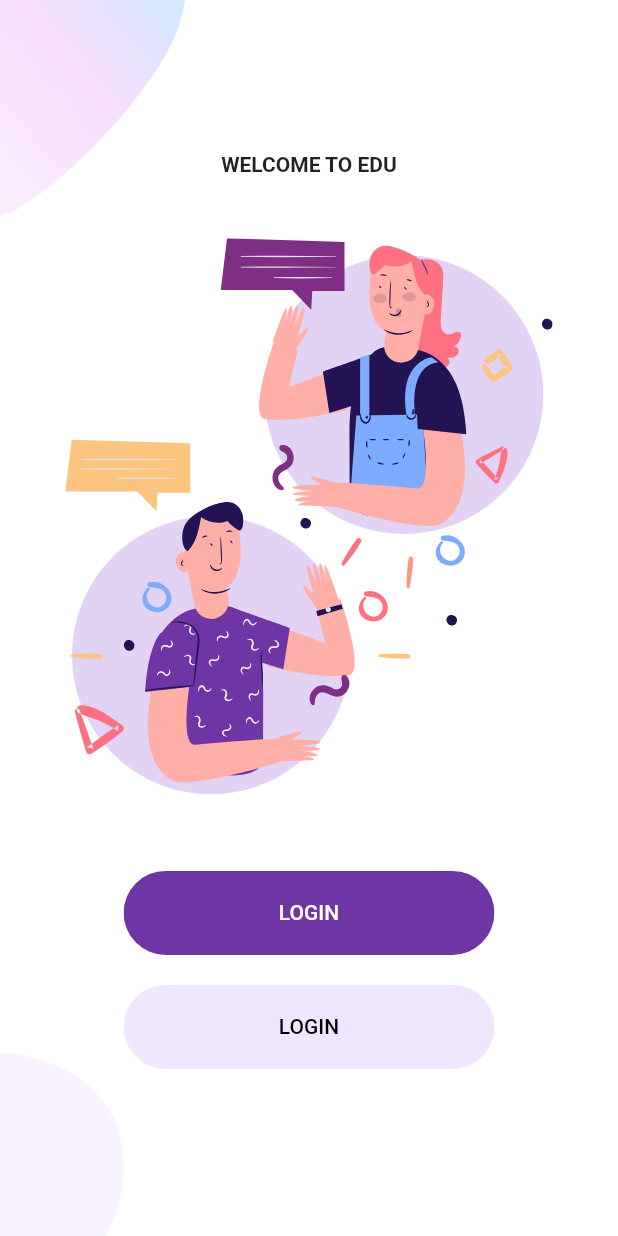
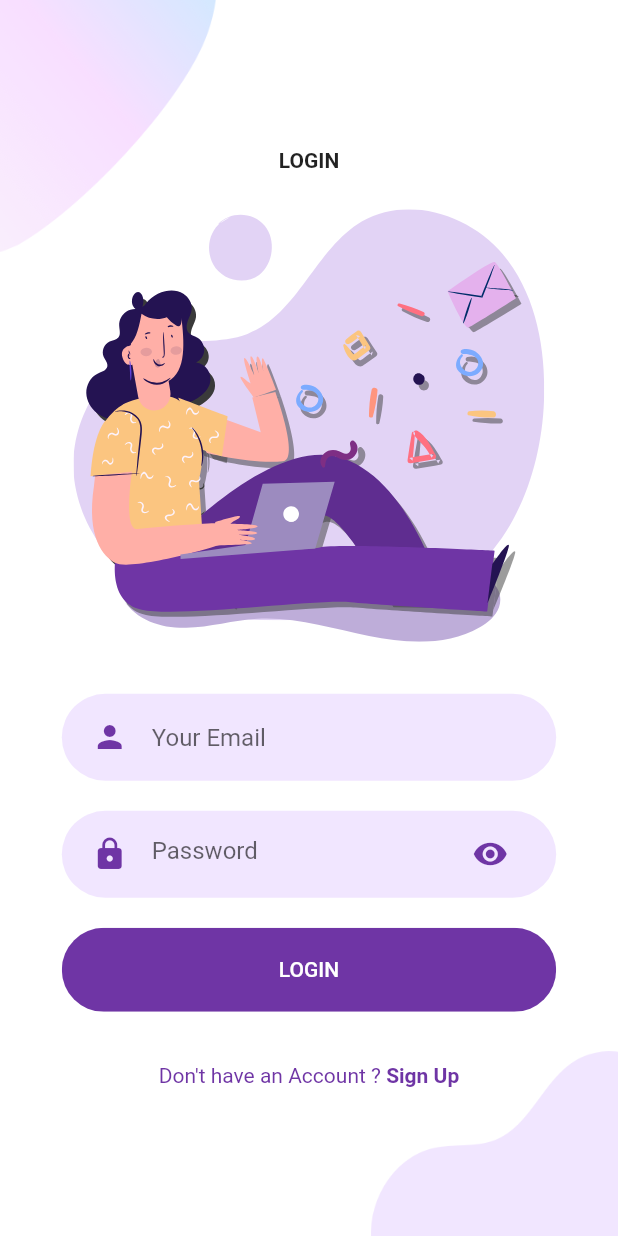
Before and after one commit to quangcv1/flutter_welcome_login_signup, a Flutter app: the screen it shows after launch, after a tap on "LOGIN", on a phone screen of 412 x 824 dp. Run offline on Flutter 3.47's test engine with Material 2 defaults, Android fonts, the phone set to English and light mode, and no system bars; our stand-ins replace flutter_svg.

Commit message:
Commit version 1.0 LoginScreen

```diff
--- /dev/null
+++ b/lib/Screens/Login/Components/background.dart
@@ -0,0 +1,41 @@
+import 'package:flutter/material.dart';
+
+class Background extends StatelessWidget {
+  final Widget child;
+
+  const Background({
+    Key key,
+    @required this.child,
+  }) : super(key: key);
+
+  @override
+  Widget build(BuildContext context) {
+    Size size = MediaQuery.of(context).size;
+    return Container(
+      height: size.height,
+      width: double.infinity,
+      child: Stack(
+        alignment: Alignment.center,
+        children: [
+          Positioned(
+            top: 0.0,
+            left: 0.0,
+            child: Image.asset(
+              "assets/images/main_top.png",
+              width: size.width * 0.35,
+            ),
+          ),
+          Positioned(
+            bottom: 0.0,
+            right: 0.0,
+            child: Image.asset(
+              "assets/images/login_bottom.png",
+              width: size.width * 0.4,
+            ),
+          ),
+          child,
+        ],
+      ),
+    );
+  }
+}
--- /dev/null
+++ b/lib/Screens/Login/Components/body.dart
@@ -0,0 +1,65 @@
+import 'package:flutter/material.dart';
+import 'package:flutter/services.dart';
+import 'package:flutter_svg/flutter_svg.dart';
+import 'package:welcome_login_signup/components/already_have_an_account_check.dart';
+import 'package:welcome_login_signup/components/rounded_button.dart';
+import 'package:welcome_login_signup/components/rounded_input_field.dart';
+import 'package:welcome_login_signup/components/rounded_password_field.dart';
+import 'package:welcome_login_signup/components/text_field_container.dart';
+import 'package:welcome_login_signup/constants.dart';
+
+import 'background.dart';
+
+class Body extends StatelessWidget {
+  const Body({
+    Key key,
+  }) : super(key: key);
+
+  @override
+  Widget build(BuildContext context) {
+    Size size = MediaQuery.of(context).size;
+    return Background(
+      child: SingleChildScrollView(
+        child: Column(
+          mainAxisAlignment: MainAxisAlignment.center,
+          children: [
+            Text(
+              "LOGIN",
+              style: TextStyle(
+                fontWeight: FontWeight.bold,
+              ),
+            ),
+            SizedBox(
+              height: size.height * 0.03,
+            ),
+            SvgPicture.asset(
+              'assets/icons/login.svg',
+              height: size.height * 0.35,
+            ),
+            SizedBox(
+              height: size.height * 0.03,
+            ),
+            RoundedInputField(
+              hintText: "Your Email",
+              icon: Icons.person,
+              onChanged: (value) {},
+            ),
+            RoundedPasswordField(
+              onChange: (value) {},
+            ),
+            RoundedButton(
+              text: "LOGIN",
+              press: () {},
+            ),
+            SizedBox(
+              height: size.height * 0.03,
+            ),
+            AlreadyHaveAccountCheck(
+              press: () {},
+            )
+          ],
+        ),
+      ),
+    );
+  }
+}
--- a/lib/Screens/Login/login_screen.dart
+++ b/lib/Screens/Login/login_screen.dart
@@ -1,8 +1,13 @@
 import 'package:flutter/material.dart';
+
+import 'Components/body.dart';
 
 class LoginScreen extends StatelessWidget {
   @override
   Widget build(BuildContext context) {
-    return Scaffold();
+    Size size = MediaQuery.of(context).size;
+    return Scaffold(
+      body: Body(),
+    );
   }
 }
--- a/lib/Screens/Welcome/Components/body.dart
+++ b/lib/Screens/Welcome/Components/body.dart
@@ -1,5 +1,6 @@
 import 'package:flutter/material.dart';
 import 'package:flutter_svg/flutter_svg.dart';
+import 'package:welcome_login_signup/Screens/Login/login_screen.dart';
 import 'package:welcome_login_signup/components/rounded_button.dart';
 import 'package:welcome_login_signup/constants.dart';
 
@@ -33,10 +34,19 @@ class Body extends StatelessWidget {
             RoundedButton(
               text: "LOGIN",
               color: kPrimaryColor,
-              press: () {},
+              press: () {
+                Navigator.push(
+                  context,
+                  MaterialPageRoute(
+                    builder: (context) {
+                      return LoginScreen();
+                    },
+                  ),
+                );
+              },
             ),
             RoundedButton(
-              text: "LOGIN",
+              text: "SIGNUP",
               color: kPrimaryLightColor,
               textColor: Colors.black,
               press: () {},
--- /dev/null
+++ b/lib/components/already_have_an_account_check.dart
@@ -0,0 +1,34 @@
+import 'package:flutter/material.dart';
+
+import '../constants.dart';
+
+class AlreadyHaveAccountCheck extends StatelessWidget {
+  final bool login;
+  final Function press;
+
+  const AlreadyHaveAccountCheck({
+    Key key,
+    this.login = true,
+    this.press,
+  }) : super(key: key);
+
+  @override
+  Widget build(BuildContext context) {
+    return Row(
+      mainAxisAlignment: MainAxisAlignment.center,
+      children: [
+        Text(
+          login ? "Don't have an Account ? " : "Already have an Account",
+          style: TextStyle(color: kPrimaryColor),
+        ),
+        GestureDetector(
+          onTap: press,
+          child: Text(
+            login ? "Sign Up" : "Sing In",
+            style: TextStyle(color: kPrimaryColor, fontWeight: FontWeight.bold),
+          ),
+        ),
+      ],
+    );
+  }
+}
--- a/lib/components/rounded_button.dart
+++ b/lib/components/rounded_button.dart
@@ -20,7 +20,7 @@ class RoundedButton extends StatelessWidget {
     Size size = MediaQuery.of(context).size;
     return Container(
       margin: EdgeInsets.symmetric(vertical: 10),
-      width: size.width * 0.6,
+      width: size.width * 0.8,
       child: ClipRRect(
         borderRadius: BorderRadius.circular(29.0),
         child: TextButton(
--- /dev/null
+++ b/lib/components/rounded_input_field.dart
@@ -0,0 +1,34 @@
+import 'package:flutter/material.dart';
+import 'package:welcome_login_signup/components/text_field_container.dart';
+
+import '../constants.dart';
+
+class RoundedInputField extends StatelessWidget {
+  final String hintText;
+  final IconData icon;
+  final ValueChanged<String> onChanged;
+
+  const RoundedInputField({
+    Key key,
+    this.hintText = "Your Email",
+    this.icon = Icons.person,
+    this.onChanged,
+  }) : super(key: key);
+
+  @override
+  Widget build(BuildContext context) {
+    return TextFieldContainer(
+      child: TextField(
+        onChanged: onChanged,
+        decoration: InputDecoration(
+          hintText: hintText,
+          border: InputBorder.none,
+          icon: Icon(
+            icon,
+            color: kPrimaryColor,
+          ),
+        ),
+      ),
+    );
+  }
+}
--- /dev/null
+++ b/lib/components/rounded_password_field.dart
@@ -0,0 +1,41 @@
+import 'package:flutter/material.dart';
+import 'package:welcome_login_signup/components/text_field_container.dart';
+
+import '../constants.dart';
+
+class RoundedPasswordField extends StatelessWidget {
+  final Color color;
+  final Icon icon;
+  final String hintText;
+  final ValueChanged onChange;
+
+  const RoundedPasswordField({
+    Key key,
+    this.color,
+    this.icon,
+    this.hintText,
+    this.onChange,
+  }) : super(key: key);
+
+  @override
+  Widget build(BuildContext context) {
+    return TextFieldContainer(
+      child: TextField(
+        onChanged: onChange,
+        obscureText: true,
+        decoration: InputDecoration(
+          hintText: "Password",
+          border: InputBorder.none,
+          icon: Icon(
+            Icons.lock,
+            color: kPrimaryColor,
+          ),
+          suffixIcon: Icon(
+            Icons.visibility,
+            color: kPrimaryColor,
+          ),
+        ),
+      ),
+    );
+  }
+}
--- /dev/null
+++ b/lib/components/text_field_container.dart
@@ -0,0 +1,27 @@
+import 'package:flutter/material.dart';
+
+import '../constants.dart';
+
+class TextFieldContainer extends StatelessWidget {
+  final Widget child;
+
+  const TextFieldContainer({
+    Key key,
+    this.child,
+  }) : super(key: key);
+
+  @override
+  Widget build(BuildContext context) {
+    Size size = MediaQuery.of(context).size;
+    return Container(
+      margin: EdgeInsets.symmetric(vertical: 10),
+      padding: EdgeInsets.symmetric(horizontal: 20, vertical: 5),
+      width: size.width * 0.8,
+      decoration: BoxDecoration(
+        color: kPrimaryLightColor,
+        borderRadius: BorderRadius.circular(29),
+      ),
+      child: child,
+    );
+  }
+}
```
